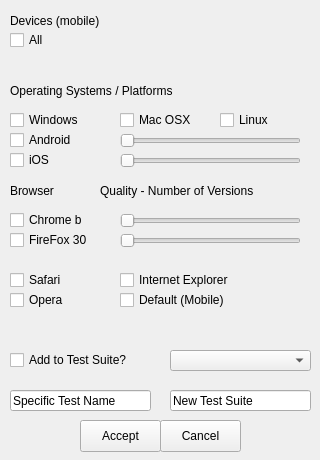
The window that src/testgenerationform.ui (lettergram/Selenium-Factory) describes before a commit, drawn with Qt 5.
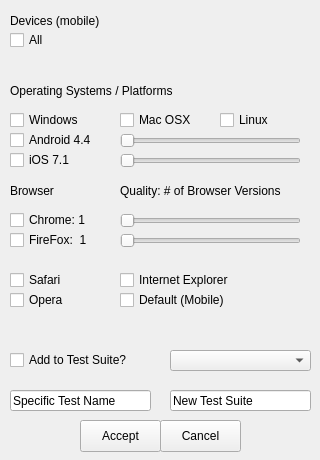
The same window after the commit.

Commit message: Cleaned up some functionality, added dialog for function description

The edit to the form file:
```diff
--- a/src/testgenerationform.ui
+++ b/src/testgenerationform.ui
@@ -91,7 +91,7 @@
      </rect>
     </property>
     <property name="text">
-     <string>Android</string>
+     <string>Android 4.4</string>
     </property>
    </widget>
    <widget class="QCheckBox" name="iosCheckBox">
@@ -104,7 +104,7 @@
      </rect>
     </property>
     <property name="text">
-     <string>iOS</string>
+     <string>iOS 7.1</string>
     </property>
    </widget>
    <widget class="QLabel" name="browser">
@@ -130,7 +130,7 @@
      </rect>
     </property>
     <property name="text">
-     <string>Chrome b</string>
+     <string>Chrome: 1</string>
     </property>
    </widget>
    <widget class="QCheckBox" name="firefoxCheckBox">
@@ -143,7 +143,7 @@
      </rect>
     </property>
     <property name="text">
-     <string>FireFox 30</string>
+     <string>FireFox:  1</string>
     </property>
    </widget>
    <widget class="QCheckBox" name="safariCheckBox">
@@ -249,14 +249,14 @@
    <widget class="QLabel" name="Qualty">
     <property name="geometry">
      <rect>
-      <x>100</x>
+      <x>120</x>
       <y>180</y>
-      <width>201</width>
+      <width>191</width>
       <height>21</height>
      </rect>
     </property>
     <property name="text">
-     <string>Quality - Number of Versions</string>
+     <string>Quality: # of Browser Versions</string>
     </property>
    </widget>
    <widget class="QCheckBox" name="testSuiteCheckBox">
```
The commit also changes 4 other files.
